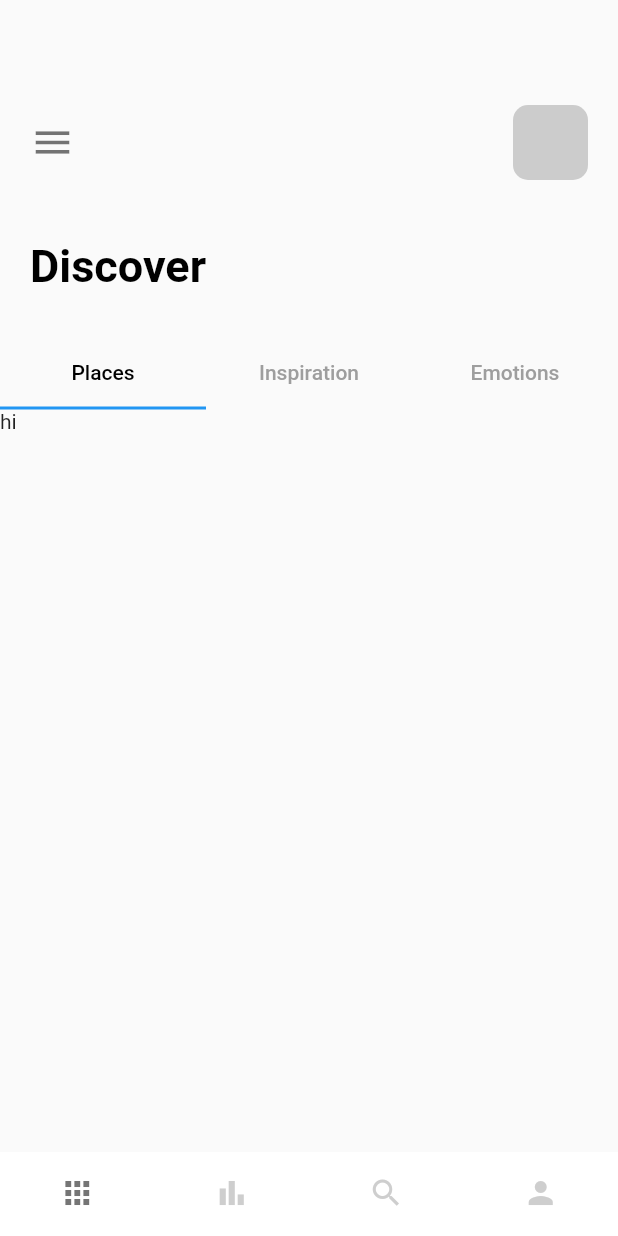
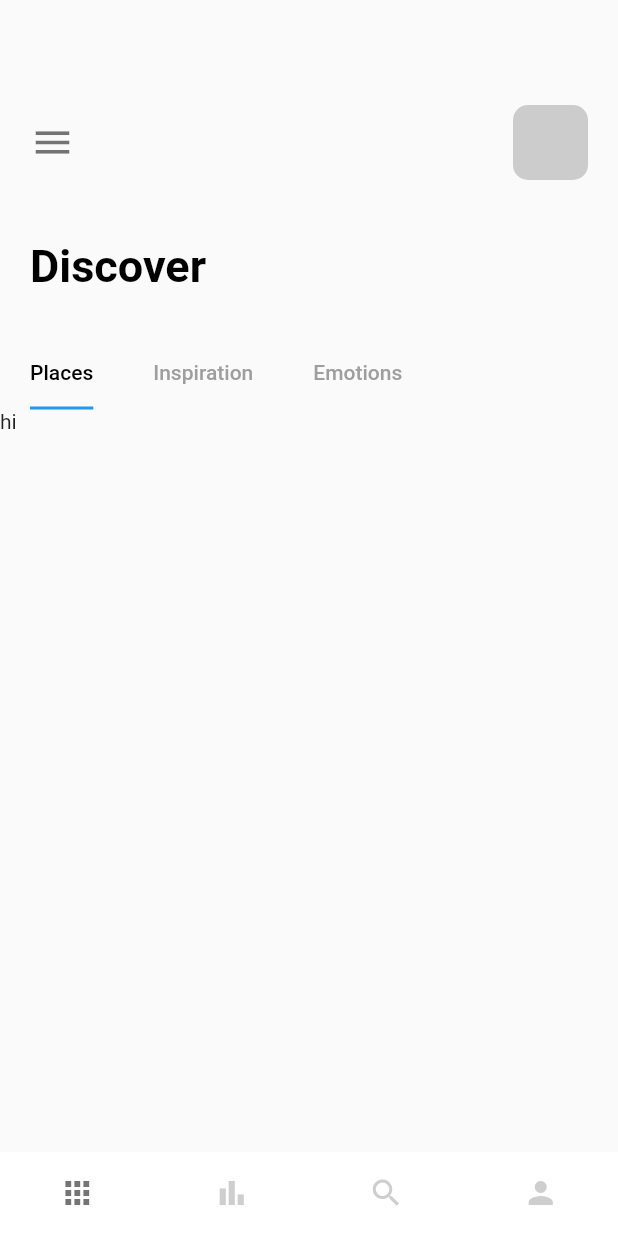
Before and after one commit to meisabikumar/flutter_travel_app, a Flutter app: the screen it shows after launch, on a phone screen of 412 x 824 dp. Run offline on Flutter 3.47's test engine with Material 2 defaults, Android fonts, the phone set to English and light mode, and no system bars.

Commit message:
left align tabbar
1:15:30 -  1:18:30

```diff
--- a/lib/pages/navPages/home_page.dart
+++ b/lib/pages/navPages/home_page.dart
@@ -50,15 +50,21 @@ class _HomepageState extends State<Homepage> with TickerProviderStateMixin {
 
           //tabBar
           Container(
+            child: Align(
+              alignment: Alignment.centerLeft,
               child: TabBar(
+                  labelPadding: const EdgeInsets.only(left: 20, right: 20),
                   controller: _tabController,
                   labelColor: Colors.black,
                   unselectedLabelColor: Colors.grey,
+                  isScrollable: true,
+                  indicatorSize: TabBarIndicatorSize.label,
                   tabs: const [
                     Tab(text: "Places"),
                     Tab(text: "Inspiration"),
                     Tab(text: "Emotions")
                   ]),
+            ),
           ),
           // tabBar View
           Container(
```
Lines whose indentation alone changed are shown as unchanged.
